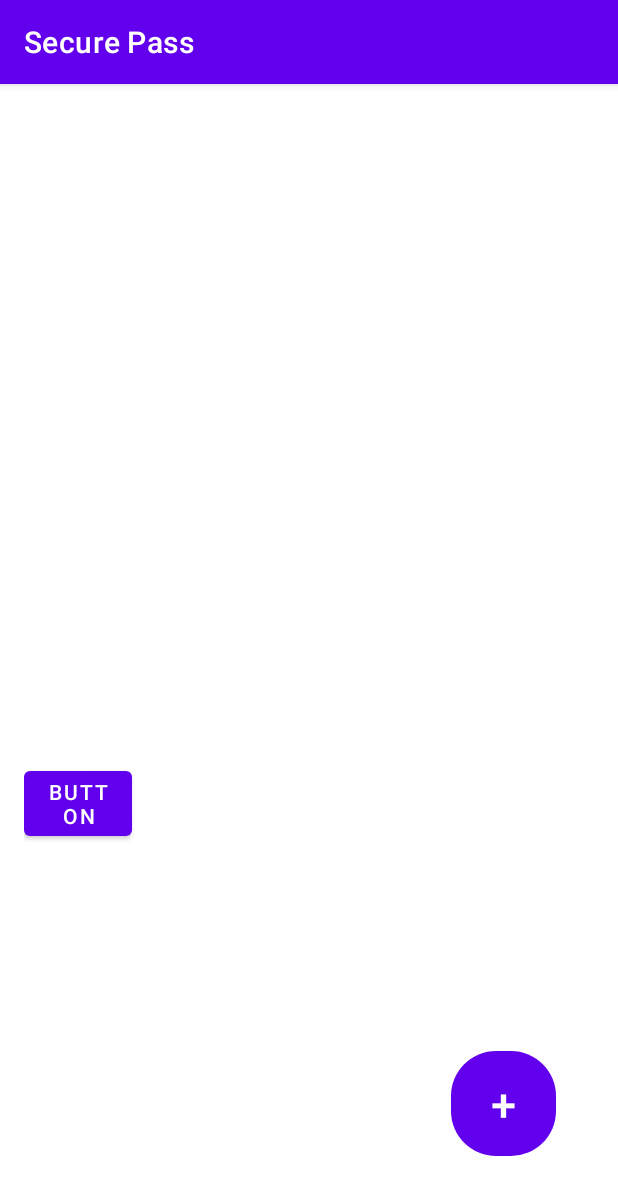
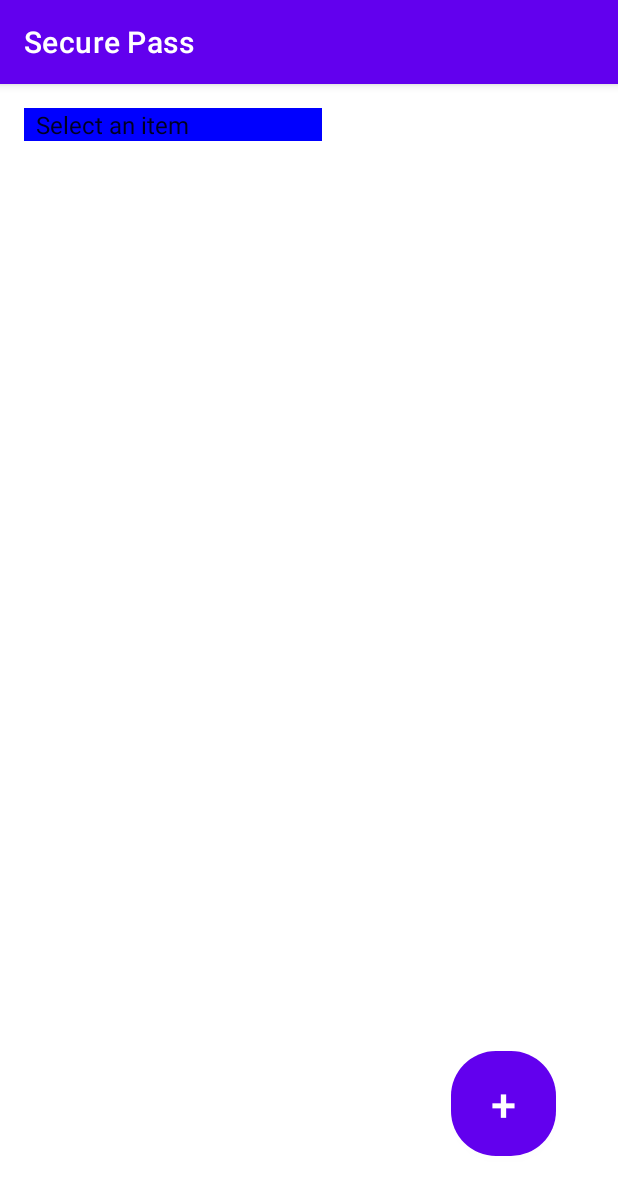
Before and after one commit to rdjirackor/Password_Manager_Android, an Android app: the CreateAccount screen opened directly, with no data from a screen before it, on a phone screen of 412 x 824 dp. Shown: the top 1195 px of the screen. Run offline under Robolectric (Android 15) with nearby library versions, the light colour scheme and no system bars.

Commit message:
Added a spinner which does a bunch of stuff

```diff
--- a/app/src/main/java/com/example/groupseven/CreateAccount.java
+++ b/app/src/main/java/com/example/groupseven/CreateAccount.java
@@ -10,8 +10,11 @@ import android.graphics.drawable.Drawable;
 import android.os.Bundle;
 import android.os.Handler;
 import android.view.View;
+import android.widget.AdapterView;
+import android.widget.ArrayAdapter;
 import android.widget.Button;
 import android.widget.LinearLayout;
+import android.widget.Spinner;
 import android.widget.TextView;
 import android.widget.Toast;
 
@@ -22,7 +25,7 @@ import java.util.List;
 
 // CreateAccount.java
 
-public class CreateAccount extends AppCompatActivity {
+public class CreateAccount extends AppCompatActivity implements AdapterView.OnItemSelectedListener {
 
     private static final int REQUEST_CODE_ADD_TODO = 1;
     private TextView tx1,tx2,tx3,tx4,tx5,tx6,tx7,tx8,tx9;
@@ -37,13 +40,9 @@ public class CreateAccount extends AppCompatActivity {
             preferences = getSharedPreferences("Passwords", Context.MODE_PRIVATE);
             editor = preferences.edit();
             Drawable drawable = getResources().getDrawable(R.drawable.for_most_important_textviews);
-            Button move=findViewById(R.id.moveToEditScreen);
-            move.setOnClickListener(new View.OnClickListener() {
-                @Override
-                public void onClick(View v) {
-                    openEditMasPassActivity();
-                }
-            });
+            Spinner spinner = findViewById(R.id.spinner1);
+
+
 
 
 
@@ -134,6 +133,7 @@ public class CreateAccount extends AppCompatActivity {
                 tx9.setText(nineText);
                 tx9.setBackground(drawable);
             }
+            spinner.setBackgroundColor(Color.BLUE);
 
             Button b=findViewById(R.id.cn);
             b.setOnClickListener(new View.OnClickListener(){
@@ -142,9 +142,45 @@ public class CreateAccount extends AppCompatActivity {
                     openEnterDetActivity();
                 }
             });
+            ArrayAdapter<CharSequence> adapter = ArrayAdapter.createFromResource(this,
+                    R.array.SpinnerItems, android.R.layout.simple_spinner_item);
+            adapter.setDropDownViewResource(android.R.layout.simple_spinner_dropdown_item);
+            spinner.setAdapter(adapter);
+            spinner.setOnItemSelectedListener(this);
+        }
 
 
+    @Override
+    public void onItemSelected(AdapterView<?> parent, View view, int position, long id) {
+        String selectedItem = parent.getItemAtPosition(position).toString();
+
+        if (position != 0) {
+            // Perform actions based on the selected item
+            if (selectedItem.equals("Change Master Password")) {
+                openEditMasPassActivity();
+            } else if (selectedItem.equals("Settings")) {
+                Toast.makeText(this, "Adey Come", Toast.LENGTH_SHORT).show();
+            } else if (selectedItem.equals("Exit")) {
+                finishAffinity();
             }
+
+            // Reset the spinner selection to the prompt item
+            parent.setSelection(0);
+        }
+    }
+
+
+
+
+
+    @Override
+    public void onNothingSelected(AdapterView<?> parent) {
+
+
+}
+
+
+
 
     private boolean doubleBackToExitPressedOnce = false;
     public void onBackPressed() {
--- a/app/src/main/java/com/example/groupseven/EditMasterPassword.java
+++ b/app/src/main/java/com/example/groupseven/EditMasterPassword.java
@@ -6,6 +6,7 @@ import android.os.Bundle;
 import android.view.View;
 import android.widget.Button;
 import android.widget.EditText;
+import android.widget.Toast;
 
 import androidx.appcompat.app.AppCompatActivity;
 public class EditMasterPassword extends AppCompatActivity {
@@ -19,6 +20,7 @@ public class EditMasterPassword extends AppCompatActivity {
         save.setOnClickListener(new View.OnClickListener() {
             @Override
             public void onClick(View v) {
+                if(!changer.getText().toString().equals("")){
                 String newPassword =changer.getText().toString();
 
                 // Retrieve the password
@@ -29,6 +31,10 @@ public class EditMasterPassword extends AppCompatActivity {
                 openCreateAccount();
                 finish();
             }
+            else{
+                    Toast.makeText(EditMasterPassword.this, "Enter a new Master Password", Toast.LENGTH_SHORT).show();
+                }
+            }
         });
     }
     public void openCreateAccount(){
--- /dev/null
+++ b/app/src/main/java/com/example/groupseven/Setings.java
@@ -0,0 +1,6 @@
+package com.example.groupseven;
+
+import androidx.appcompat.app.AppCompatActivity;
+
+public class Setings extends AppCompatActivity {
+}
--- a/app/src/main/res/layout/create_account.xml
+++ b/app/src/main/res/layout/create_account.xml
@@ -8,7 +8,8 @@
     android:background="@color/white"
     tools:context=".CreateAccount">
 
-    <ScrollView
+
+          <ScrollView
         android:id="@+id/scrollView2"
         android:layout_width="match_parent"
         android:layout_height="match_parent"
@@ -23,6 +24,10 @@
             android:layout_height="wrap_content"
             android:orientation="vertical"
             android:padding="16dp">
+            <Spinner
+                android:layout_width="wrap_content"
+                android:layout_height="wrap_content"
+                android:id="@+id/spinner1"/>
 
             <TextView
                 android:id="@+id/i"
@@ -96,11 +101,7 @@
 
                  />
 
-            <Button
-                android:id="@+id/moveToEditScreen"
-                android:layout_width="72dp"
-                android:layout_height="wrap_content"
-                android:text="Button" />
+
         </LinearLayout>
     </ScrollView>
 
--- /dev/null
+++ b/app/src/main/res/layout/settings.xml
@@ -0,0 +1,6 @@
+<?xml version="1.0" encoding="utf-8"?>
+<androidx.constraintlayout.widget.ConstraintLayout xmlns:android="http://schemas.android.com/apk/res/android"
+    android:layout_width="match_parent"
+    android:layout_height="match_parent">
+
+</androidx.constraintlayout.widget.ConstraintLayout>
--- a/app/src/main/res/values/strings.xml
+++ b/app/src/main/res/values/strings.xml
@@ -9,8 +9,9 @@
     <string name="Welcome">"Welcome, dude"</string>
     <string name="EnterMaster">Enter Master Password</string>
     <string-array name="SpinnerItems">
+        <item>Select an item</item>
         <item>Change Master Password</item>
-        <item>Clear all saved Passwords</item>
-        <item>Dark/Light</item>
+        <item>Settings</item>
+        <item>Exit</item>
     </string-array>
 </resources>
```
